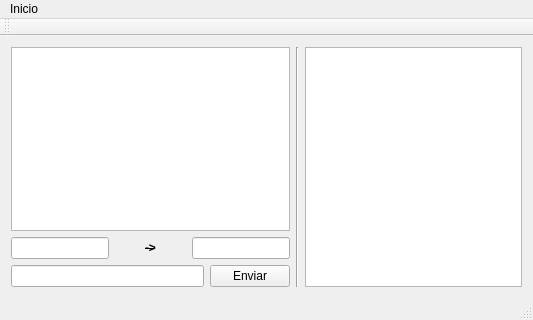
First picture: the form in mainwindow.ui, repository OtavioPellicano/chat-cliente, before the edit.
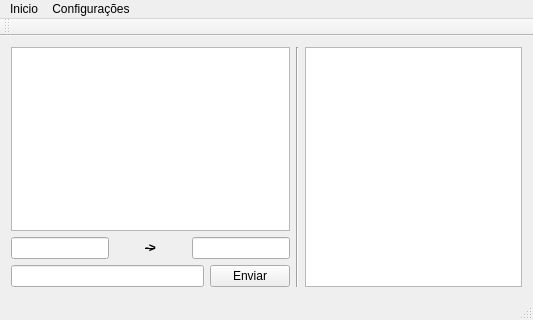
Second picture: the form after the edit.

Commit message: Criei uma tela para escolher o host e a porta

Diff of the .ui file:
```diff
--- a/mainwindow.ui
+++ b/mainwindow.ui
@@ -119,7 +119,14 @@
     <addaction name="actionSair_da_sala"/>
     <addaction name="actionFechar"/>
    </widget>
+   <widget class="QMenu" name="menuConfigura_es">
+    <property name="title">
+     <string>Configurações</string>
+    </property>
+    <addaction name="actionConfigurar_Host"/>
+   </widget>
    <addaction name="menuInicio"/>
+   <addaction name="menuConfigura_es"/>
   </widget>
   <widget class="QToolBar" name="mainToolBar">
    <attribute name="toolBarArea">
```
Left out of the diff: 5 changed lines with no effect on the pictures. The commit also changes 5 other files.
